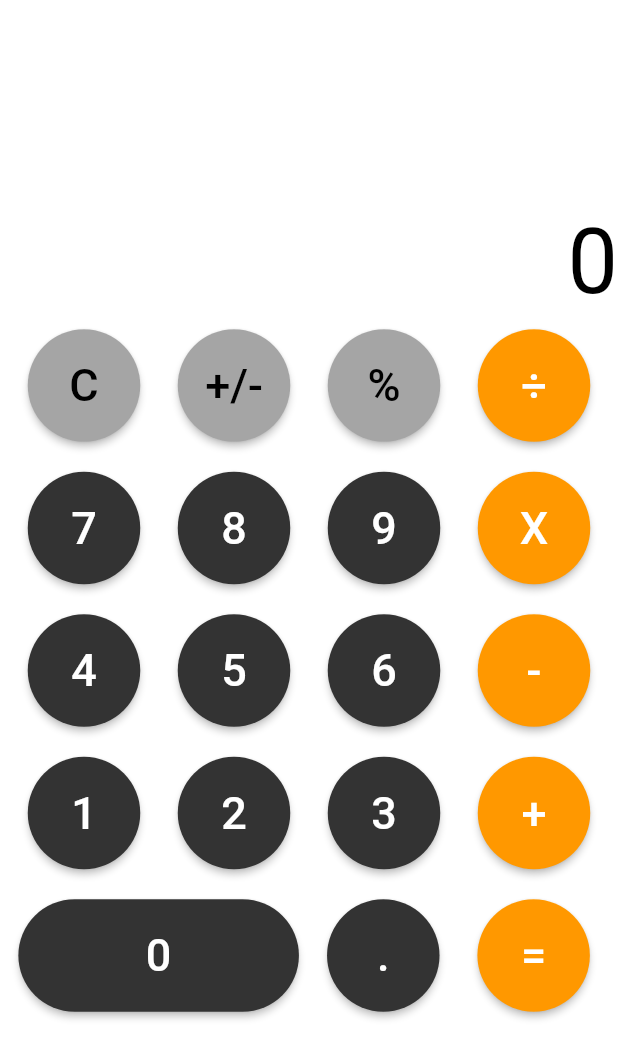
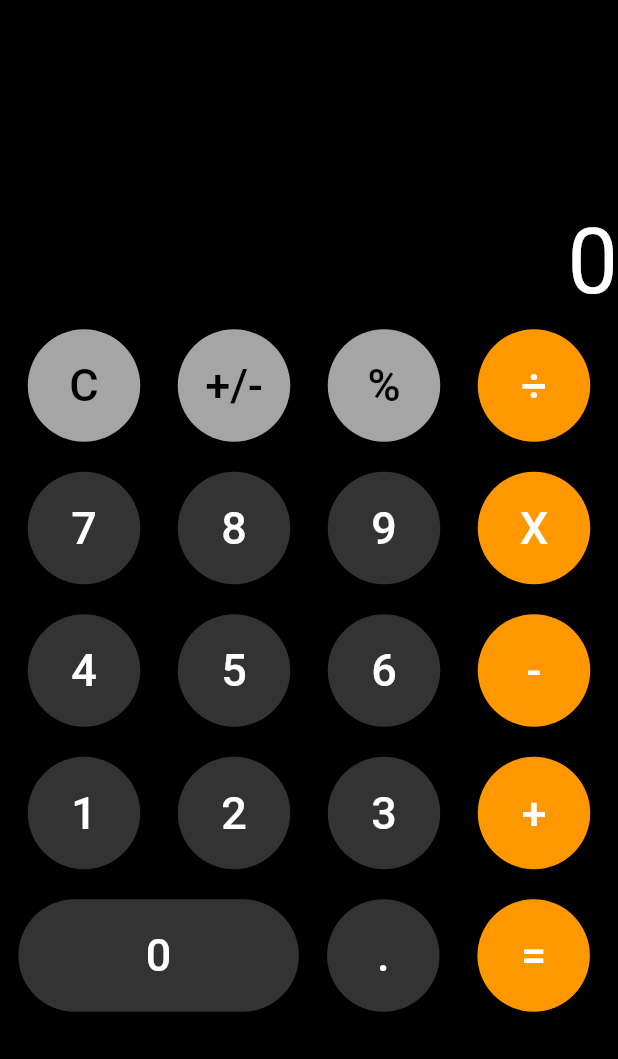
Before and after one commit to psrth/ios-calculator, a Flutter app: the screen it shows after launch, on a phone screen of 412 x 824 dp. Shown: the top 1059 px of the screen. Run offline on Flutter 3.47's test engine with Material 2 defaults, Android fonts, the phone set to English and light mode, and no system bars.

Commit message:
dark mode tym

```diff
--- a/lib/main.dart
+++ b/lib/main.dart
@@ -5,7 +5,7 @@ void main() => runApp(new FitnessCalculator());
 class FitnessCalculator extends StatelessWidget {
   Widget build(BuildContext buildContext) {
     return new MaterialApp(
-      title: 'Fitness Calculator',
+      title: 'iOS Calculator',
       home: new FitnessCalc(),
     );
   }
@@ -92,7 +92,7 @@ class FitnessCalcState extends State<FitnessCalc> {
 
     return new Scaffold(
       appBar: null,
-      backgroundColor: Colors.white,
+      backgroundColor: Colors.black,
       body: new Column(
         mainAxisAlignment: MainAxisAlignment.center,
         children: <Widget>[
@@ -102,7 +102,7 @@ class FitnessCalcState extends State<FitnessCalc> {
                 child: Text(
                   text,
                   style: TextStyle(
-                    color: Colors.black,
+                    color: Colors.white,
                     fontSize: 60.0,
                     // fontFamily:
                   ),
```
Also changed, not shown: 23 other files.
